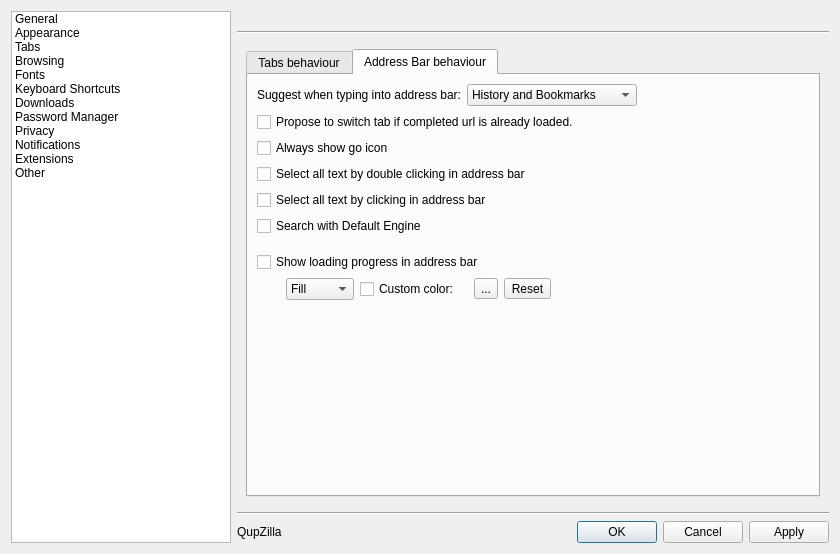
This is src/lib/preferences/preferences.ui in QupZilla/qupzilla as Qt 5 draws it before an edit. The edited form follows.
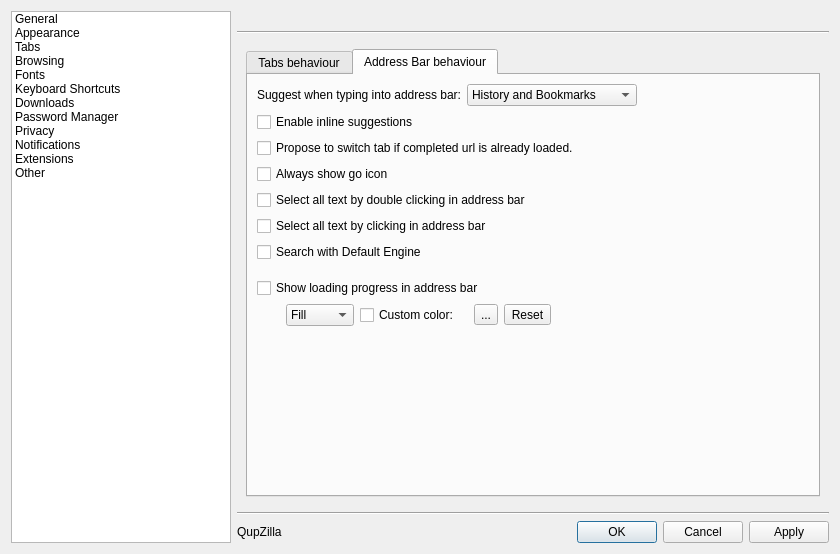
This is the edited form. The open tabs and pages were chosen to show the change. Custom widgets are drawn as their Qt base class.

Commit message: [LocationCompleter] Add option to enable/disable inline completion

```diff
--- a/src/lib/preferences/preferences.ui
+++ b/src/lib/preferences/preferences.ui
@@ -833,6 +833,13 @@
                  </item>
                 </layout>
                </item>
+               <item>
+                <widget class="QCheckBox" name="useInlineCompletion">
+                 <property name="text">
+                  <string>Enable inline suggestions</string>
+                 </property>
+                </widget>
+               </item>
                <item>
                 <widget class="QCheckBox" name="completionShowSwitchTab">
                  <property name="toolTip">
```
The commit also changes 6 other files.
